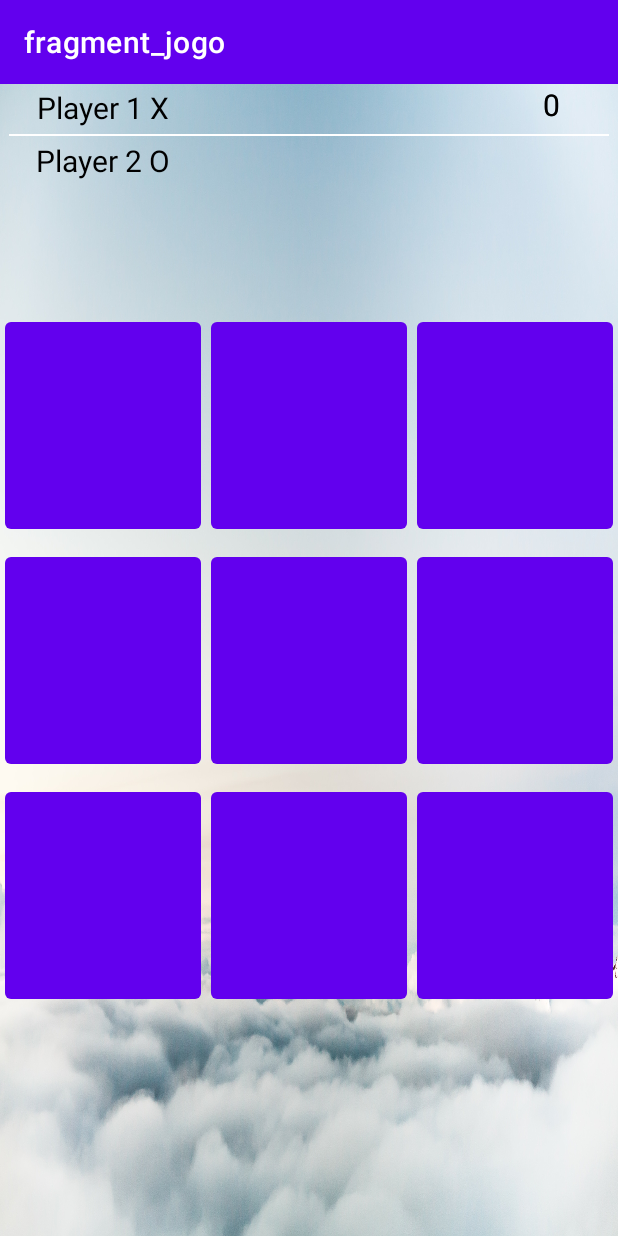
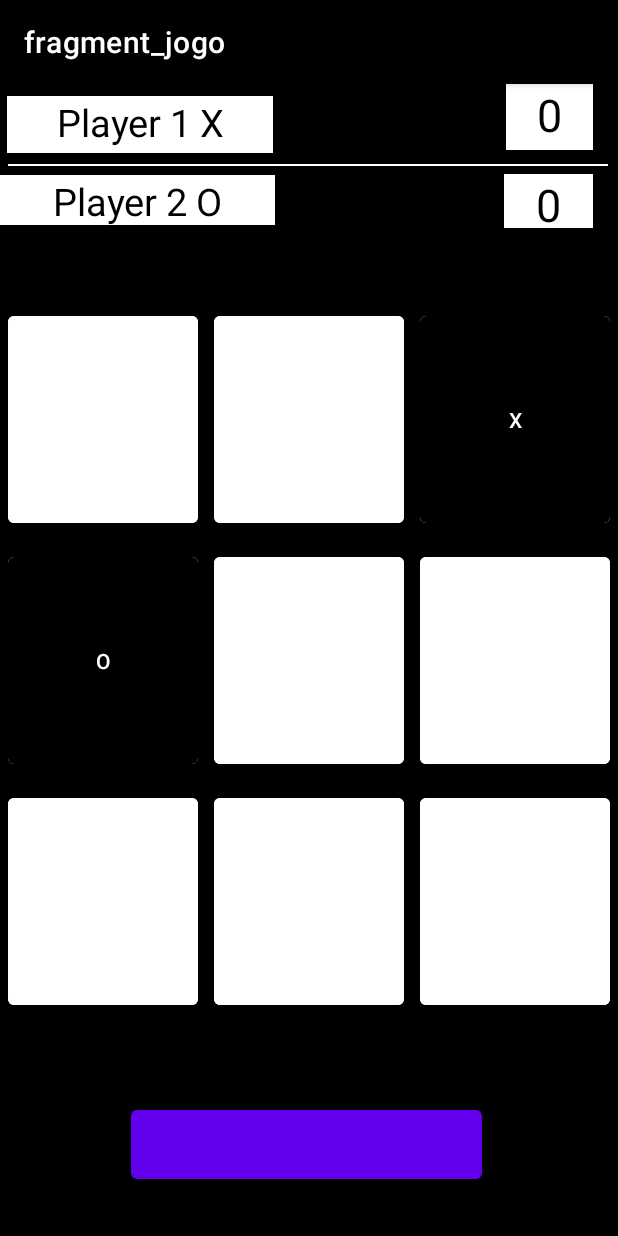
Before and after one commit to DevKalebe/Tic_Tac_Toe_AndroidJava, an Android app: the screen it shows after launch (MainActivity), after a tap on an icon or button, on a phone screen of 412 x 824 dp. Run offline under Robolectric (Android 15) with nearby library versions, the phone set to English and light mode, and no system bars; our stand-ins replace navigation-ui; 1 other tap on this screen came first.

Commit message:
fazendo a lógica do vencer e do deu velha, resetando os campos depois do termino do jogo.

```diff
--- a/app/src/main/java/br/senai/sp/cotia/hash/activity/MainActivity.java
+++ b/app/src/main/java/br/senai/sp/cotia/hash/activity/MainActivity.java
@@ -18,6 +18,7 @@ import br.senai.sp.cotia.hash.databinding.ActivityMainBinding;
 
 import android.view.Menu;
 import android.view.MenuItem;
+import android.widget.Button;
 
 public class MainActivity extends AppCompatActivity {
 
--- a/app/src/main/java/br/senai/sp/cotia/hash/fragment/JogoFragment.java
+++ b/app/src/main/java/br/senai/sp/cotia/hash/fragment/JogoFragment.java
@@ -1,5 +1,6 @@
 package br.senai.sp.cotia.hash.fragment;
 
+import android.graphics.Color;
 import android.os.Bundle;
 
 import androidx.fragment.app.Fragment;
@@ -9,6 +10,10 @@ import android.view.LayoutInflater;
 import android.view.View;
 import android.view.ViewGroup;
 import android.widget.Button;
+import android.widget.Toast;
+
+import java.util.Arrays;
+import java.util.Random;
 
 import br.senai.sp.cotia.hash.R;
 import br.senai.sp.cotia.hash.databinding.FragmentJogoBinding;
@@ -17,9 +22,16 @@ public class JogoFragment extends Fragment {
 
     // variaveis para acessar os elementos da view
     private FragmentJogoBinding binding;
-
     //vetor de botoes para referenciar os botoes
     private Button[] botoes;
+    // matriz de String que representa os botões
+    private String[][] tabuleiro;
+    // variaveis para os simbolos
+    private String simbJog1, simbJog2, simbolo;
+    // variavel Randow para sortear quem inicia
+    private Random random;
+
+    private int numJogada = 0;
 
     @Override
     public View onCreateView(LayoutInflater inflater, ViewGroup container,
@@ -46,20 +58,142 @@ public class JogoFragment extends Fragment {
             bt.setOnClickListener(listenerBotoes);
         }
 
+        // intanciar o tabuleiro
+        tabuleiro = new String[3][3];
+
+        // preenche a Matriz com ""
+
+        for (String[] vetor: tabuleiro){
+            Arrays.fill(vetor, "");
+        }
+
+        // define os simbolos do jogador 1 e do jogador 2
+        simbJog1 = "X";
+        simbJog2 = "O";
+
+        // instacia o Random
+        random = new Random();
+
+        // sorteia quem inicia o jogo
+        sorteia();
+
         // retorna a view root do biding
         return binding.getRoot();
     }
 
+    public void sorteia(){
+        // se gerar um valor verdadeiro, jogador 1 começa,
+        // caso contrario jogador 2 começa
+        if(random.nextBoolean()){
+          simbolo = simbJog1;
+        }else {
+            simbolo = simbJog2;
+        }
+    }
+
+    private void atualizaVez(){
+        if (simbolo.equals(simbJog1)){
+            binding.textJogador1.setBackgroundResource(R.color.white);
+            binding.textPontJogador1.setBackgroundResource(R.color.white);
+            binding.textJogador1.setTextColor(Color.BLACK);
+            binding.textPontJogador1.setTextColor(Color.BLACK);
+        }else{
+            binding.textJogador2.setBackgroundResource(R.color.white);
+            binding.textPontJogador2.setBackgroundResource(R.color.white);
+            binding.textJogador2.setTextColor(Color.BLACK);
+            binding.textPontJogador2.setTextColor(Color.BLACK);
+        }
+    }
+
+    private boolean venceu(){
+        // verifica se venceu nas linhas
+        for (int li = 0; li < 3; li++){
+            if (tabuleiro[li][0].equals(simbolo) && tabuleiro[li][1].equals(simbolo) && tabuleiro[li][2].equals(simbolo)){
+                return true;
+            }
+        }
+
+        for (int col = 0; col < 3; col++){
+            if (tabuleiro[0][col].equals(simbolo) && tabuleiro[1][col].equals(simbolo) && tabuleiro[2][col].equals(simbolo)){
+                return true;
+            }
+        }
+
+        // verifica se venceu nas diagonais
+
+        if (tabuleiro[0][0].equals(simbolo) && tabuleiro[1][1].equals(simbolo) && tabuleiro[2][2].equals(simbolo)){
+            return true;
+        }
+
+        if (tabuleiro[0][2].equals(simbolo) && tabuleiro[1][1].equals(simbolo) && tabuleiro[2][0].equals(simbolo)){
+            return true;
+        }
+
+        return false;
+    }
+
+    private void renewBoard(){
+
+
+        // percorrer os botões do vetor, voltando backgroud inicial,
+        // tornando-os clicáveis novamente e limpando os textos
+
+        for (Button botao : botoes){
+            botao.setClickable(true);
+            botao.setText("");
+            botao.setBackgroundColor(getResources().getColor(R.color.white));
+        }
+
+        for (String[] vetor: tabuleiro){
+            Arrays.fill(vetor, "");
+        }
+        // zerar o número de jogadas
+        numJogada = 0;
+    }
+
     private View.OnClickListener listenerBotoes = btPress -> {
         String nameButton = getContext().getResources().getResourceName(btPress.getId());
+        // incrementa o número de jogadas
+        numJogada++;
         //extrai a posição através do nome do botão
         String position = nameButton.substring(nameButton.length()-2);
         // extrai linha e coluna da String posição
         int line = Character.getNumericValue(position.charAt(0));
         int column = Character.getNumericValue(position.charAt(1));
+        //  preencher a posição da matriz com o simbolo "da vez"
+        tabuleiro[line][column] = simbolo;
+        // faz um casting de Viewpra Button
+        Button botao = (Button) btPress;
+        // "seta" o simbolo no botão pressionado
+        botao.setText(simbolo);
+        // trocar o backgroud do botão
+        botao.setBackgroundColor(Color.BLACK);
+        // desabilitar o botão que foi pressionado
+        botao.setClickable(false);
+
+
+        if (numJogada >= 5 && venceu()){
+            botao.setClickable(false);
+            Toast.makeText(getContext(), R.string.winner, Toast.LENGTH_LONG).show();
+            renewBoard();
+        }else if (numJogada == 9){
+            //informa que deu velha
+            Toast.makeText(getContext(), R.string.old, Toast.LENGTH_LONG).show();
+            // reseta
+            renewBoard();
+        }else{
+            //  inverte o simbolo
+            simbolo = simbolo.equals(simbJog1) ? simbJog2 : simbJog1;
+
+            // atualiza a vez
+            atualizaVez();
+        }
+
+
 
         Log.w("Button", line+"");
         Log.w("Button",column+"");
     };
 
+
 }
--- a/app/src/main/res/layout/activity_main.xml
+++ b/app/src/main/res/layout/activity_main.xml
@@ -15,7 +15,7 @@
             android:id="@+id/toolbar"
             android:layout_width="match_parent"
             android:layout_height="?attr/actionBarSize"
-            android:background="?attr/colorPrimary"
+            android:background="?attr/colorPrimaryVariant"
             app:popupTheme="@style/Theme.Hash.PopupOverlay" />
 
     </com.google.android.material.appbar.AppBarLayout>
--- a/app/src/main/res/layout/fragment_jogo.xml
+++ b/app/src/main/res/layout/fragment_jogo.xml
@@ -4,7 +4,7 @@
     xmlns:tools="http://schemas.android.com/tools"
     android:layout_width="match_parent"
     android:layout_height="match_parent"
-    android:background="@drawable/backgroud_game"
+    android:background="@color/black"
     tools:context=".fragment.JogoFragment">
 
 
@@ -12,38 +12,43 @@
         android:id="@+id/constraintLayout"
         android:layout_width="411dp"
 
-        android:layout_height="67dp"
+        android:layout_height="96dp"
         app:layout_constraintEnd_toEndOf="parent"
         app:layout_constraintHorizontal_bias="0.0"
         app:layout_constraintStart_toStartOf="parent"
         app:layout_constraintTop_toTopOf="parent">
 
+
+
             <TextView
-            android:id="@+id/textView"
-            android:layout_width="136dp"
-            android:layout_height="28dp"
+                android:id="@+id/textJogador1"
+                android:layout_width="177dp"
+                android:layout_height="38dp"
                 android:text="@string/Player_1_Header"
                 android:textAlignment="center"
-            android:textColor="@color/black"
-            android:textSize="20dp"
+                android:textColor="@color/white"
+                android:textSize="25dp"
                 app:layout_constraintBottom_toBottomOf="parent"
                 app:layout_constraintEnd_toEndOf="parent"
-            app:layout_constraintHorizontal_bias="0.0"
+                app:layout_constraintHorizontal_bias="0.021"
                 app:layout_constraintStart_toStartOf="parent"
                 app:layout_constraintTop_toTopOf="parent"
-            app:layout_constraintVertical_bias="0.051" />
+                app:layout_constraintVertical_bias="0.137" />
 
             <TextView
-            android:layout_width="55dp"
-            android:layout_height="28dp"
+                android:id="@+id/textPontJogador1"
+                android:layout_width="58dp"
+                android:layout_height="44dp"
                 android:text="@string/Scoreboard_Player_1"
                 android:textAlignment="center"
-            android:textColor="@color/black"
-            android:textSize="20dp"
+                android:textColor="@color/white"
+                android:textSize="30dp"
                 app:layout_constraintEnd_toEndOf="parent"
-            app:layout_constraintHorizontal_bias="0.955"
+                app:layout_constraintHorizontal_bias="0.954"
                 app:layout_constraintStart_toStartOf="parent"
-            tools:layout_editor_absoluteY="2dp" />
+                tools:layout_editor_absoluteY="8dp" />
+
+
 
         <View
             android:layout_width="400dp"
@@ -52,37 +57,43 @@
             android:textAlignment="center"
             app:layout_constraintBottom_toBottomOf="parent"
             app:layout_constraintEnd_toEndOf="parent"
+            app:layout_constraintHorizontal_bias="0.454"
             app:layout_constraintStart_toStartOf="parent"
-            app:layout_constraintTop_toTopOf="parent" />
+            app:layout_constraintTop_toTopOf="parent"
+            app:layout_constraintVertical_bias="0.56" />
 
         <TextView
-            android:layout_width="136dp"
-            android:layout_height="28dp"
+            android:id="@+id/textJogador2"
+            android:layout_width="183dp"
+            android:layout_height="33dp"
             android:text="@string/Player_2_Header"
             android:textAlignment="center"
-            android:textColor="@color/black"
-            android:textSize="20dp"
+            android:textColor="@color/white"
+            android:textSize="25dp"
             app:layout_constraintBottom_toBottomOf="parent"
             app:layout_constraintEnd_toEndOf="parent"
             app:layout_constraintHorizontal_bias="0.0"
             app:layout_constraintStart_toStartOf="parent"
             app:layout_constraintTop_toTopOf="parent"
-            app:layout_constraintVertical_bias="0.948" />
+            app:layout_constraintVertical_bias="0.968" />
 
         <TextView
-            android:layout_width="55dp"
-            android:layout_height="28dp"
+            android:layout_width="59dp"
+            android:layout_height="39dp"
+            android:layout_marginTop="60dp"
+            android:id="@+id/textPontJogador2"
             android:text="@string/Scoreboard_Player_2"
             android:textAlignment="center"
-            android:textColor="@color/black"
-            android:textSize="20dp"
+            android:textColor="@color/white"
+            android:textSize="30dp"
             app:layout_constraintEnd_toEndOf="parent"
-            app:layout_constraintHorizontal_bias="0.955"
+            app:layout_constraintHorizontal_bias="0.954"
             app:layout_constraintStart_toStartOf="parent"
-            tools:layout_editor_absoluteY="37dp" />
+            app:layout_constraintTop_toTopOf="parent" />
     </androidx.constraintlayout.widget.ConstraintLayout>
 
     <TableLayout
+        android:id="@+id/tableLayout"
         android:layout_width="match_parent"
         android:layout_height="wrap_content"
         app:layout_constraintBottom_toBottomOf="parent"
@@ -96,24 +107,15 @@
 
             <Button
                 android:id="@+id/bt00"
-                android:layout_width="0dp"
-                android:layout_height="150dp"
-                android:layout_margin="3dp"
-                android:layout_weight="1" />
+                style="@style/botaou" />
 
             <Button
                 android:id="@+id/bt01"
-                android:layout_width="0dp"
-                android:layout_height="150dp"
-                android:layout_margin="3dp"
-                android:layout_weight="1" />
+                style="@style/botaou" />
 
             <Button
                 android:id="@+id/bt02"
-                android:layout_width="0dp"
-                android:layout_height="150dp"
-                android:layout_margin="3dp"
-                android:layout_weight="1" />
+                style="@style/botaou" />
         </TableRow>
 
         <TableRow
@@ -122,24 +124,15 @@
 
             <Button
                 android:id="@+id/bt10"
-                android:layout_width="0dp"
-                android:layout_height="150dp"
-                android:layout_margin="3dp"
-                android:layout_weight="1" />
+                style="@style/botaou" />
 
             <Button
                 android:id="@+id/bt11"
-                android:layout_width="0dp"
-                android:layout_height="150dp"
-                android:layout_margin="3dp"
-                android:layout_weight="1" />
+                style="@style/botaou" />
 
             <Button
                 android:id="@+id/bt12"
-                android:layout_width="0dp"
-                android:layout_height="150dp"
-                android:layout_margin="3dp"
-                android:layout_weight="1" />
+                style="@style/botaou" />
         </TableRow>
 
         <TableRow
@@ -148,25 +141,25 @@
 
             <Button
                 android:id="@+id/bt20"
-                android:layout_width="0dp"
-                android:layout_height="150dp"
-                android:layout_margin="3dp"
-                android:layout_weight="1" />
+                style="@style/botaou" />
 
             <Button
                 android:id="@+id/bt21"
-                android:layout_width="0dp"
-                android:layout_height="150dp"
-                android:layout_margin="3dp"
-                android:layout_weight="1" />
+                style="@style/botaou" />
 
             <Button
                 android:id="@+id/bt22"
-                android:layout_width="0dp"
-                android:layout_height="150dp"
-                android:layout_margin="3dp"
-                android:layout_weight="1" />
+                style="@style/botaou" />
         </TableRow>
     </TableLayout>
 
+    <Button
+        android:id="@+id/btRenewBoard"
+        android:layout_width="234dp"
+        android:layout_height="58dp"
+        android:layout_marginBottom="32dp"
+        app:layout_constraintBottom_toBottomOf="parent"
+        app:layout_constraintEnd_toEndOf="parent"
+        app:layout_constraintHorizontal_bias="0.491"
+        app:layout_constraintStart_toStartOf="parent" />
 </androidx.constraintlayout.widget.ConstraintLayout>
--- a/app/src/main/res/values-night/themes.xml
+++ b/app/src/main/res/values-night/themes.xml
@@ -3,7 +3,7 @@
     <style name="Theme.Hash" parent="Theme.MaterialComponents.DayNight.DarkActionBar">
         <!-- Primary brand color. -->
         <item name="colorPrimary">@color/purple_200</item>
-        <item name="colorPrimaryVariant">@color/purple_700</item>
+        <item name="colorPrimaryVariant">@color/black</item>
         <item name="colorOnPrimary">@color/black</item>
         <!-- Secondary brand color. -->
         <item name="colorSecondary">@color/teal_200</item>
--- a/app/src/main/res/values/strings.xml
+++ b/app/src/main/res/values/strings.xml
@@ -7,4 +7,6 @@
     <string name="Player_2_Header">Player 2 "O"</string>
     <string name="Scoreboard_Player_1" translatable="false">0</string>
     <string name="Scoreboard_Player_2" translatable="false">0</string>
+    <string name="winner">congratulations you won</string>
+    <string name="old">See, it\'s old!</string>
 </resources>
--- /dev/null
+++ b/app/src/main/res/values/style.xml
@@ -0,0 +1,12 @@
+<?xml version="1.0" encoding="utf-8"?>
+<resources>
+    <style name="botaou">
+        <item name="android:textColor">@color/white</item>
+        <item name="android:width">0dp</item>
+        <item name="android:height">150dp</item>
+        <item name="android:layout_margin">5dp</item>
+        <item name="android:layout_weight">1</item>
+        <item name="android:backgroundTint">@color/white</item>
+    </style>
+
+</resources>
--- a/app/src/main/res/values/themes.xml
+++ b/app/src/main/res/values/themes.xml
@@ -3,7 +3,7 @@
     <style name="Theme.Hash" parent="Theme.MaterialComponents.DayNight.DarkActionBar">
         <!-- Primary brand color. -->
         <item name="colorPrimary">@color/purple_500</item>
-        <item name="colorPrimaryVariant">@color/purple_700</item>
+        <item name="colorPrimaryVariant">@color/black</item>
         <item name="colorOnPrimary">@color/white</item>
         <!-- Secondary brand color. -->
         <item name="colorSecondary">@color/teal_200</item>
```
Also changed, not shown: app/src/main/res/drawable-v24/o.png (added), app/src/main/res/drawable-v24/x.png (added), 1 other file. Lines whose indentation alone changed are shown as unchanged.
